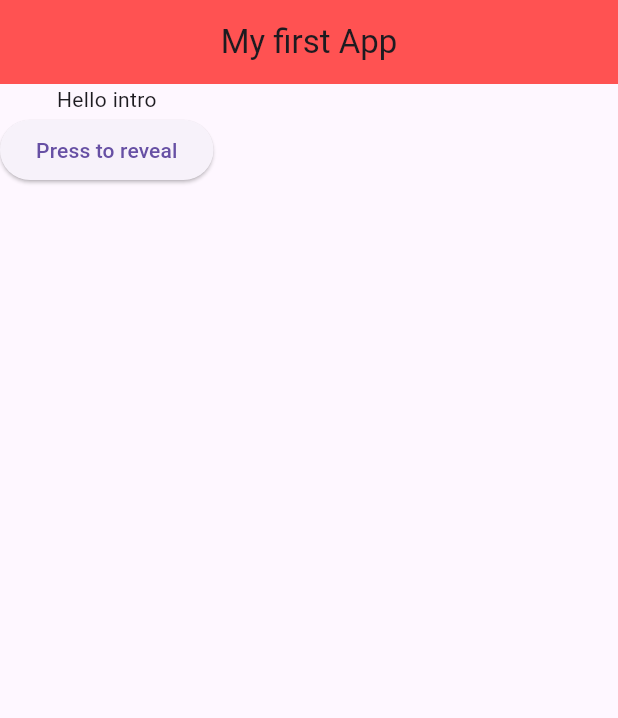
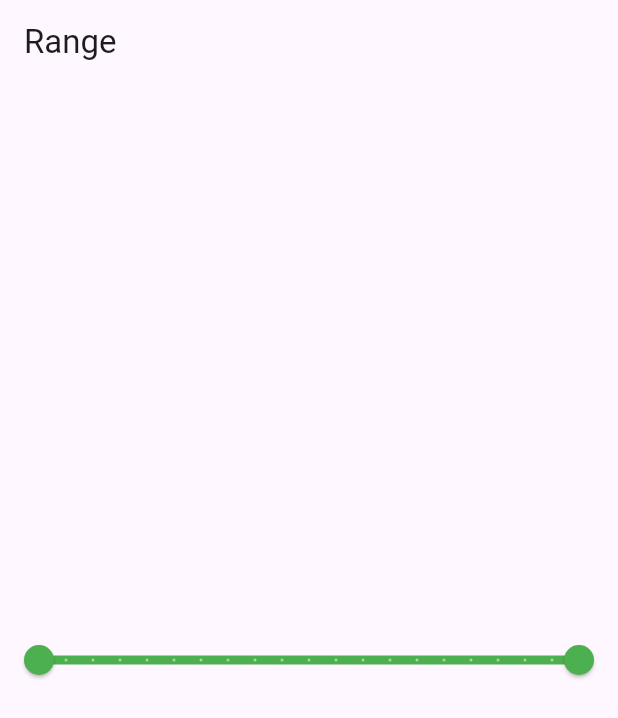
Before and after one commit to KhadeejaArshad/FlutterPractice, a Flutter app: the screen it shows after launch, on a phone screen of 412 x 824 dp. Shown: the top 718 px of the screen. Run offline on Flutter 3.47's test engine with Material 3 defaults, Android fonts, the phone set to English and light mode, and no system bars; our stand-ins replace font_awesome_flutter.

```diff
--- a/lib/Course1/main.dart
+++ b/lib/Course1/main.dart
@@ -5,6 +5,8 @@ import 'package:flutter/material.dart';
 // import 'package:untitled/widgets/button_widgets.dart';
 import 'package:font_awesome_flutter/font_awesome_flutter.dart';
 import 'package:untitled/Course2/pages/homepage.dart';
+import 'package:untitled/Course2/pages/range.dart';
+import 'package:untitled/Course2/pages/splash_screen.dart';
 
 void main() {
   runApp(
@@ -16,7 +18,9 @@ void main() {
           headlineLarge: TextStyle(fontSize: 16, fontWeight: FontWeight.bold),
         ),
       ),
-      home: Home(),
+      // home: Home(),
+      // home: SplashScreen(),
+      home: Range(),
     ),
   );
 }
--- /dev/null
+++ b/lib/Course2/pages/range.dart
@@ -0,0 +1,37 @@
+import 'package:flutter/material.dart';
+
+class Range extends StatefulWidget {
+  const Range({super.key});
+
+  @override
+  State<Range> createState() => _RangeState();
+}
+
+class _RangeState extends State<Range> {
+  RangeValues values = RangeValues(0, 100);
+  @override
+  Widget build(BuildContext context) {
+    RangeLabels labels = RangeLabels(
+      values.start.toString(),
+      values.end.toString(),
+    );
+
+    return Scaffold(
+      appBar: AppBar(title: Text('Range')),
+      body: RangeSlider(
+        values: values,
+        labels: labels,
+        divisions: 20,
+        min: 0,
+        max: 100,
+        activeColor: Colors.green,
+        inactiveColor: Colors.green.shade200,
+        onChanged: (newValue) {
+          values = newValue;
+          print('${newValue.start}, ${newValue.end}');
+          setState(() {});
+        },
+      ),
+    );
+  }
+}
```
Also changed, not shown: lib/Course2/pages/homepage.dart (+21 -1 lines), lib/Course2/pages/profilepage.dart (added, +18 -0 lines), lib/Course2/pages/splash_screen.dart (added, +44 -0 lines).
